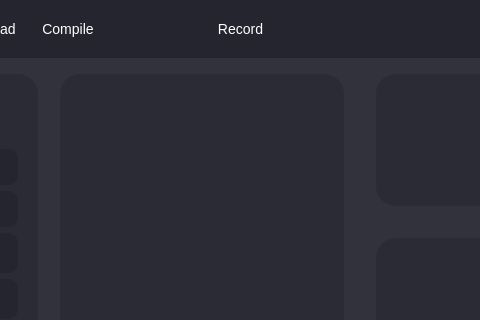
Above: Ui/GraphingUi.ui from OrionAerospaceYT/SideKick before the change; both pictures show x 178 to 658 and y 0 to 320 of the 1012 by 694 pixel window. Below: the same form after it.
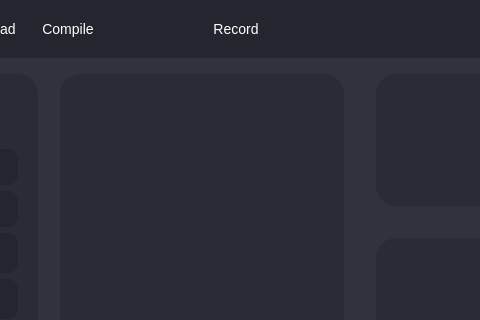
That is the form after the change. Icons and pictures are not drawn.

Patch:
```diff
--- a/Ui/GraphingUi.ui
+++ b/Ui/GraphingUi.ui
@@ -816,7 +816,7 @@
           <widget class="QPushButton" name="record">
            <property name="minimumSize">
             <size>
-             <width>75</width>
+             <width>0</width>
              <height>0</height>
             </size>
            </property>
```
